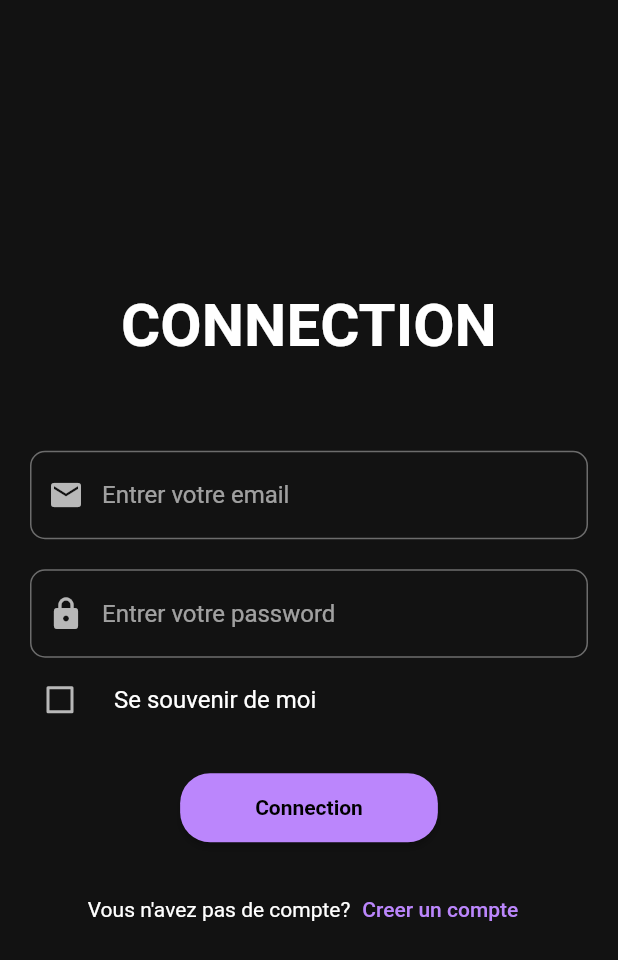
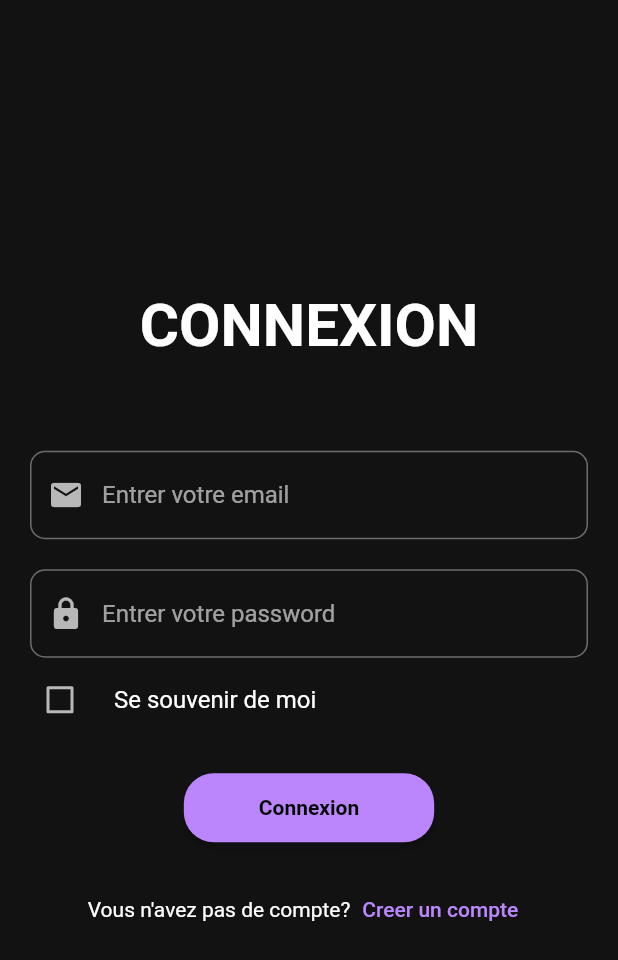
Before and after one commit to aymardl/PLI, a Flutter app: the screen it shows after launch, on a phone screen of 412 x 824 dp. Shown: the top 960 px of the screen. Run offline on Flutter 3.47's test engine with Material 2 defaults, Android fonts, the phone set to English and light mode, and no system bars; our stand-ins replace email_validator.

Commit message:
[FRONT] Aspect de la page de login terminé, manque la partie fonctionnel

```diff
--- a/my_app/lib/pages/login.dart
+++ b/my_app/lib/pages/login.dart
@@ -25,7 +25,7 @@ class _LoginPageState extends State<LoginPage> {
           crossAxisAlignment: CrossAxisAlignment.center,
           children: <Widget>[
             const Text(
-              'CONNECTION',
+              'CONNEXION',
               style: TextStyle(
                 fontWeight: FontWeight.bold,
                 fontSize: 40,
@@ -97,7 +97,7 @@ class _LoginPageState extends State<LoginPage> {
                     ),
                   ),
                     child: const Text(
-                      'Connection',
+                      'Connexion',
                       style: TextStyle(
                         fontWeight: FontWeight.bold,
 
--- a/my_app/lib/pages/register.dart
+++ b/my_app/lib/pages/register.dart
@@ -148,7 +148,7 @@ class _RegisterPageState extends State<RegisterPage> {
                             ),
                           );
                         },
-                        child: const Text('Connection'),
+                        child: const Text('Connexion'),
                       ),
                     ],
                   ),
```
